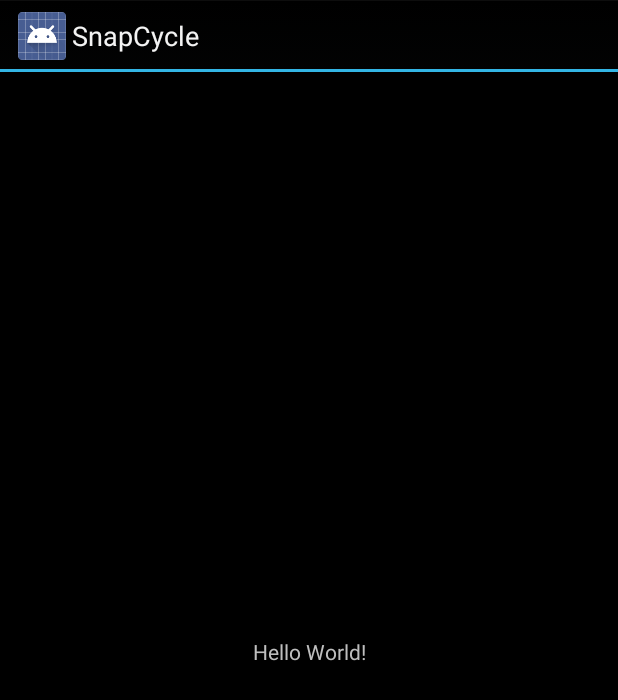
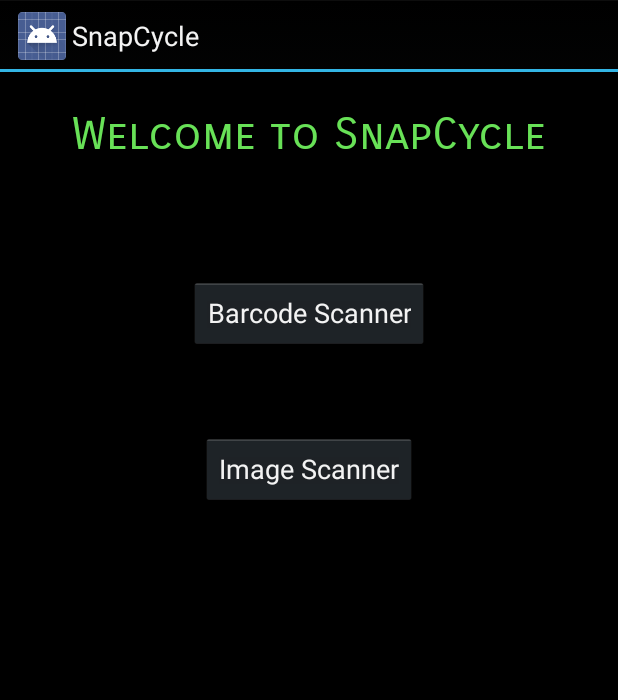
Before and after one commit to zainosaurus/SnapCycle, an Android app: the layout activity_main.xml on its own in the app's theme, with its tools: preview values and no code run, on a phone screen of 412 x 824 dp. Shown: the top 700 px of the screen. Run offline under Robolectric (Android 15) with nearby library versions, the phone set to English and light mode, and no system bars.

Commit message:
Additional Home Screen GUI Stuff

```diff
--- a/app/src/main/res/layout/activity_main.xml
+++ b/app/src/main/res/layout/activity_main.xml
@@ -8,12 +8,41 @@
     tools:context=".MainActivity">
 
     <TextView
+        android:id="@+id/textView"
         android:layout_width="wrap_content"
-        android:layout_height="23dp"
-        android:text="Hello World!"
+        android:layout_height="53dp"
+        android:fontFamily="sans-serif-smallcaps"
+        android:text="Welcome to SnapCycle"
+        android:textColor="@color/vibrantGreen"
+        android:textSize="30sp"
         app:layout_constraintBottom_toBottomOf="parent"
         app:layout_constraintLeft_toLeftOf="parent"
         app:layout_constraintRight_toRightOf="parent"
-        app:layout_constraintTop_toTopOf="parent" />
+        app:layout_constraintTop_toTopOf="parent"
+        app:layout_constraintVertical_bias="0.032" />
+
+    <Button
+        android:id="@+id/button"
+        android:layout_width="wrap_content"
+        android:layout_height="wrap_content"
+        android:layout_marginStart="8dp"
+        android:layout_marginTop="60dp"
+        android:layout_marginEnd="8dp"
+        android:text="Barcode Scanner"
+        app:layout_constraintEnd_toEndOf="parent"
+        app:layout_constraintStart_toStartOf="parent"
+        app:layout_constraintTop_toBottomOf="@+id/textView" />
+
+    <Button
+        android:id="@+id/button2"
+        android:layout_width="wrap_content"
+        android:layout_height="wrap_content"
+        android:layout_marginStart="8dp"
+        android:layout_marginTop="56dp"
+        android:layout_marginEnd="8dp"
+        android:text="Image Scanner"
+        app:layout_constraintEnd_toEndOf="parent"
+        app:layout_constraintStart_toStartOf="parent"
+        app:layout_constraintTop_toBottomOf="@+id/button" />
 
 </android.support.constraint.ConstraintLayout>
```
